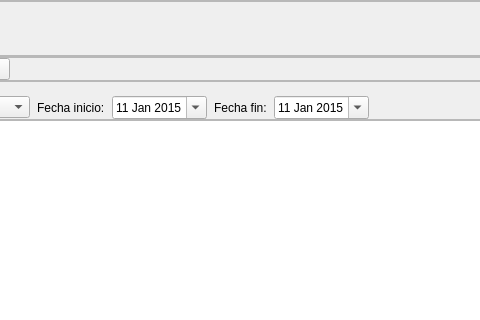
Before: the Qt Designer form src/ui/mainwindow.ui in ShibaK7/seminuevos, drawn with Qt 5; both pictures show x 268 to 748 and y 0 to 320 of the 1060 by 814 pixel window.
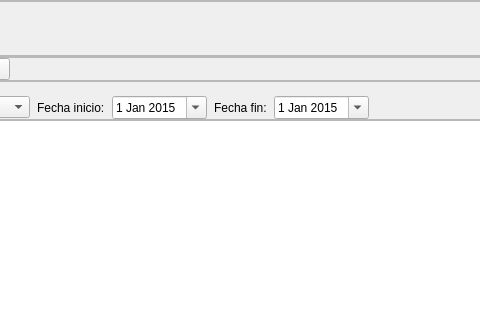
After: the same form once the commit is applied. Icons and pictures are not drawn. Custom widgets are drawn as their Qt base class.

Commit message:
Normalize the forms for Qt Designer
Saving mainwindow.ui, loginwindow.ui or vehicleitemlist.ui in Designer
rewrote lines nobody had touched, so the first edit by the front team would
have come with unrelated noise. The forms are now in the shape Designer
writes, and saving them again changes nothing.

The date filters used a minimum date-time that Designer shifted by the time
zone on every save (18:00 on Jan 11 became 0:00 on Jan 12); they now use a
plain minimum date, Jan 1 2015. The comments Designer drops from
vehicleitemlist.ui move to its .cpp.

```diff
--- a/src/ui/mainwindow.ui
+++ b/src/ui/mainwindow.ui
@@ -456,15 +456,12 @@
                    <property name="buttonSymbols">
                     <enum>QAbstractSpinBox::ButtonSymbols::UpDownArrows</enum>
                    </property>
-                   <property name="minimumDateTime">
-                    <datetime>
-                     <hour>18</hour>
-                     <minute>0</minute>
-                     <second>0</second>
+                   <property name="minimumDate">
+                    <date>
                      <year>2015</year>
                      <month>1</month>
-                     <day>11</day>
-                    </datetime>
+                     <day>1</day>
+                    </date>
                    </property>
                    <property name="calendarPopup">
                     <bool>true</bool>
@@ -483,15 +480,12 @@
                  </item>
                  <item>
                   <widget class="QDateEdit" name="fechaFin">
-                   <property name="minimumDateTime">
-                    <datetime>
-                     <hour>18</hour>
-                     <minute>0</minute>
-                     <second>0</second>
+                   <property name="minimumDate">
+                    <date>
                      <year>2015</year>
                      <month>1</month>
-                     <day>11</day>
-                    </datetime>
+                     <day>1</day>
+                    </date>
                    </property>
                    <property name="calendarPopup">
                     <bool>true</bool>
```
Left out of the diff: 2 changed lines with no effect on the pictures. The commit also changes 3 other files.
